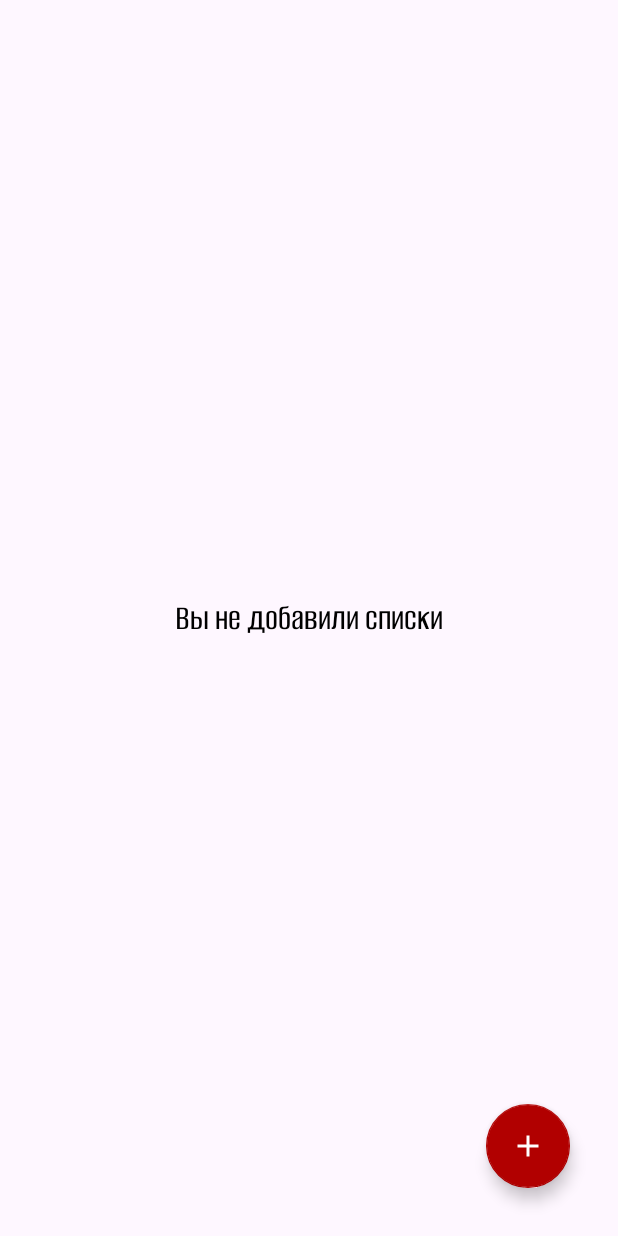
After one commit to StasEvstigneev/pomyannik, an Android app: the fragment ForHealthFragment shown on its own in the app's theme, on a phone screen of 412 x 824 dp. The commit adds this screen. Run offline under Robolectric (Android 15) with nearby library versions, the phone set to English and light mode, and no system bars.

Commit message:
Lists child Fragments

```diff
--- /dev/null
+++ b/app/src/main/java/com/example/prayforthem/lists/ForHealthFragment.kt
@@ -0,0 +1,28 @@
+package com.example.prayforthem.lists
+
+import android.os.Bundle
+import android.view.LayoutInflater
+import android.view.View
+import android.view.ViewGroup
+import androidx.fragment.app.Fragment
+import com.example.prayforthem.databinding.FragmentForHealthBinding
+
+class ForHealthFragment : Fragment() {
+
+    private var _binding: FragmentForHealthBinding? = null
+    private val binding get() = _binding!!
+
+    override fun onCreateView(
+        inflater: LayoutInflater, container: ViewGroup?,
+        savedInstanceState: Bundle?
+    ): View {
+        _binding = FragmentForHealthBinding.inflate(inflater, container, false)
+        return binding.root
+    }
+
+    override fun onDestroyView() {
+        super.onDestroyView()
+        _binding = null
+    }
+
+}
--- /dev/null
+++ b/app/src/main/res/drawable/ic_add.xml
@@ -0,0 +1,12 @@
+<vector xmlns:android="http://schemas.android.com/apk/res/android"
+    android:width="24dp"
+    android:height="24dp"
+    android:tint="?attr/colorOnPrimary"
+    android:viewportWidth="24"
+    android:viewportHeight="24">
+
+    <path
+        android:fillColor="@android:color/white"
+        android:pathData="M19,13h-6v6h-2v-6H5v-2h6V5h2v6h6v2z" />
+
+</vector>
--- /dev/null
+++ b/app/src/main/res/layout/fragment_for_health.xml
@@ -0,0 +1,28 @@
+<?xml version="1.0" encoding="utf-8"?>
+<androidx.constraintlayout.widget.ConstraintLayout xmlns:android="http://schemas.android.com/apk/res/android"
+    xmlns:app="http://schemas.android.com/apk/res-auto"
+    xmlns:tools="http://schemas.android.com/tools"
+    android:layout_width="match_parent"
+    android:layout_height="match_parent"
+    tools:context=".lists.ForHealthFragment">
+
+    <TextView
+        android:id="@+id/placeholder"
+        style="@style/PlaceholderText"
+        android:layout_width="wrap_content"
+        android:layout_height="wrap_content"
+        android:text="@string/no_lists_added"
+        app:layout_constraintBottom_toBottomOf="parent"
+        app:layout_constraintEnd_toEndOf="parent"
+        app:layout_constraintStart_toStartOf="parent"
+        app:layout_constraintTop_toTopOf="parent" />
+
+    <com.google.android.material.floatingactionbutton.FloatingActionButton
+        style="@style/FABstyle"
+        android:layout_width="wrap_content"
+        android:layout_height="wrap_content"
+        android:src="@drawable/ic_add"
+        app:layout_constraintBottom_toBottomOf="parent"
+        app:layout_constraintEnd_toEndOf="parent" />
+
+</androidx.constraintlayout.widget.ConstraintLayout>
--- a/app/src/main/res/values/strings.xml
+++ b/app/src/main/res/values/strings.xml
@@ -4,4 +4,9 @@
     <string name="lists">Списки</string>
     <string name="prayers">Молитвы</string>
     <string name="information">Информация</string>
+    <string name="for_the_health">О здравии</string>
+    <string name="for_the_repose">Об упокоении</string>
+    <string name="no_lists_added">Вы не добавили списки</string>
+    <string name="hello_blank_fragment">Hello blank fragment</string>
+
 </resources>
--- a/app/src/main/res/values/styles.xml
+++ b/app/src/main/res/values/styles.xml
@@ -43,5 +43,20 @@
 
     </style>
 
+    <style name="PlaceholderText">
+        <item name="android:fontFamily">@font/alumni_sans_medium</item>
+        <item name="android:textSize">@dimen/_24sp</item>
+        <item name="android:textColor">?attr/textAppearanceBody1</item>
+
+    </style>
+
+    <style name="FABstyle" parent="Widget.MaterialComponents.FloatingActionButton">
+        <item name="android:layout_marginEnd">@dimen/_32dp</item>
+        <item name="backgroundTint">?attr/colorPrimary</item>
+        <item name="android:layout_marginBottom">@dimen/_32dp</item>
+        <item name="fabSize">normal</item>
+
+    </style>
+
 
 </resources>
```
Also changed, not shown: app/src/main/java/com/example/prayforthem/lists/ForReposeFragment.kt (added, +28 -0 lines), app/src/main/res/layout/fragment_for_repose.xml (added, +28 -0 lines).
